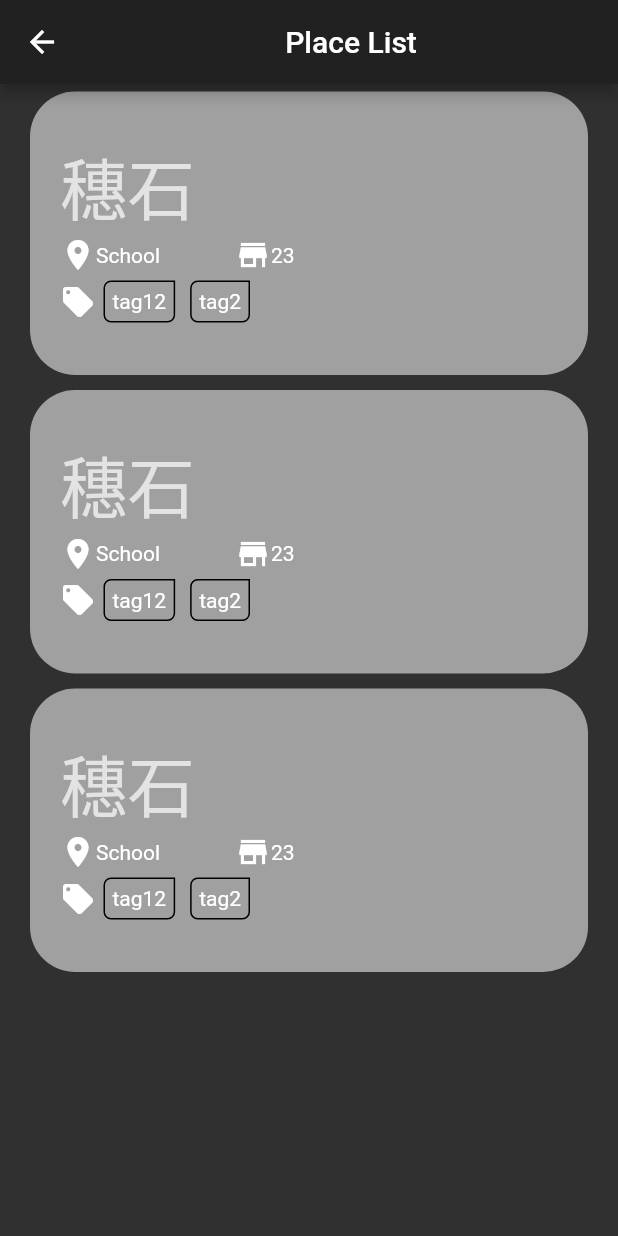
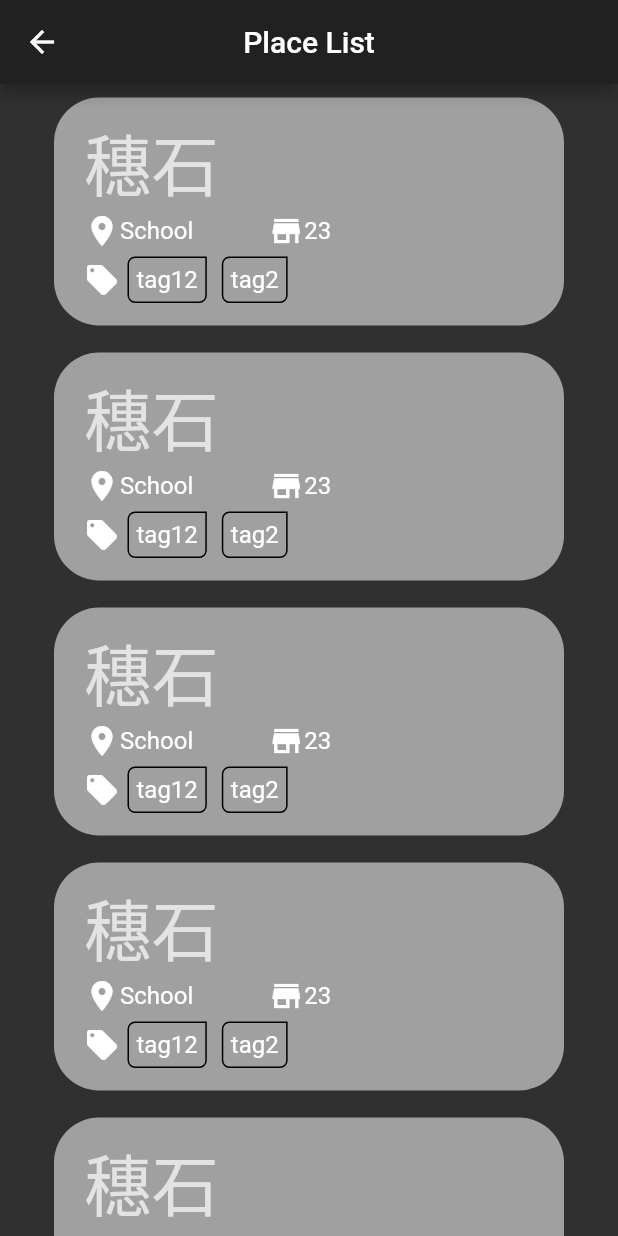
Before and after one commit to waynexia/where-to-eat, a Flutter app: the PlaceList screen opened directly, on a phone screen of 412 x 824 dp. Run offline on Flutter 3.47's test engine with Material 2 defaults, Android fonts, the phone set to English and light mode, and no system bars.

Commit message:
link to detail & dialog

```diff
--- a/lib/place_list.dart
+++ b/lib/place_list.dart
@@ -1,6 +1,7 @@
 import 'package:flutter/material.dart';
 
-const double placeTagRadius = 5.0;
+import 'place_detail.dart';
+import 'components.dart';
 
 // `PlaceList` widget
 // Holds a list of `PlaceCell`
@@ -9,16 +10,24 @@ class PlaceList extends StatelessWidget {
   Widget build(BuildContext context) {
     return Scaffold(
       appBar: AppBar(
-        title: Center(child: Text("Place List")),
+        title: Text("Place List"),
+        centerTitle: true,
       ),
       body: Center(
-          child: Column(
-        children: <Widget>[
-          placeCell(context),
-          placeCell(context),
-          placeCell(context)
-        ],
-      )),
+        child: ListView.builder(
+            itemCount: NumTags,
+            itemBuilder: (context, index) {
+              return ListTile(
+                title: placeCell(context),
+                onLongPress: () {
+                  onLongPressCell(context);
+                },
+                onTap: () {
+                  onTapCell(context, index);
+                },
+              );
+            }),
+      ),
     );
   }
 }
@@ -35,7 +44,7 @@ final placeCell = (context) => Container(
             )),
         child: Container(
             padding:
-                const EdgeInsets.symmetric(vertical: 30.0, horizontal: 20.0),
+                const EdgeInsets.symmetric(vertical: 10.0, horizontal: 20.0),
             child: Column(
               children: [
                 // title
@@ -71,35 +80,33 @@ final placeCell = (context) => Container(
                 Row(
                   children: [
                     Icon(Icons.local_offer),
-                    placeTag("tag12"),
-                    placeTag("tag2"),
+                    TagContainer(tag: "tag12"),
+                    TagContainer(tag: "tag2"),
                   ],
                 )
               ],
             ))));
 
-// One tag
-final placeTag = (tagText) => Container(
-      padding: const EdgeInsets.all(5.0),
-      margin: const EdgeInsets.all(5.0),
-      decoration: BoxDecoration(
-        border: new Border.all(),
-        borderRadius: new BorderRadius.only(
-          topRight: Radius.zero,
-          topLeft: Radius.circular(placeTagRadius),
-          bottomLeft: Radius.circular(placeTagRadius),
-          bottomRight: Radius.circular(placeTagRadius),
+final onTapCell = (context, index) => {
+      Navigator.push(
+        context,
+        MaterialPageRoute(
+          builder: (context) =>
+              PlaceDetail(place: Place(title: index.toString())),
         ),
-      ),
-      child: Text(tagText),
-    );
+      )
+    };
 
-class PlaceTags extends StatelessWidget {
-  @override
-  Widget build(BuildContext context) {
-    return ListView();
-  }
-}
+final onLongPressCell = (context) => {
+      showDialog(
+        context: context,
+        builder: (_) => Column(
+          children: [
+            Text("A dialog"),
+          ],
+        ),
+      )
+    };
 
 // Mock data
 class MockPlaceData {
@@ -109,4 +116,4 @@ class MockPlaceData {
   static List tags = ["tag1", "tag2"];
 }
 
-const int NumTags = 3;
+const int NumTags = 5;
```
Also changed, not shown: lib/components.dart (added, +20 -0 lines), lib/place_detail.dart (added, +77 -0 lines).
